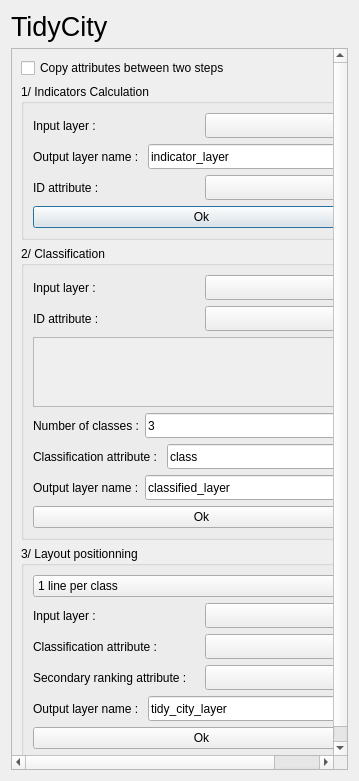
IGNF/NeatMap, file tidy_city_dialog_base.ui: the form before one commit.
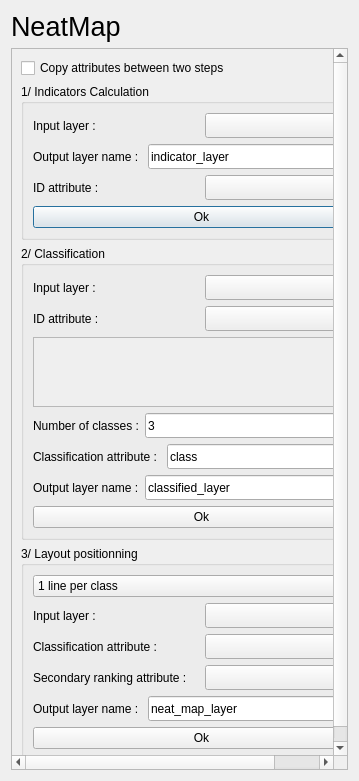
The form after the commit.

Commit message: Replacement of NeatMap instead of TidyCity

```diff
--- a/tidy_city_dialog_base.ui
+++ b/tidy_city_dialog_base.ui
@@ -22,7 +22,7 @@
       </font>
      </property>
      <property name="text">
-      <string>TidyCity</string>
+      <string>NeatMap</string>
      </property>
     </widget>
    </item>
@@ -39,7 +39,7 @@
        <rect>
         <x>0</x>
         <y>0</y>
-        <width>339</width>
+        <width>451</width>
         <height>761</height>
        </rect>
       </property>
@@ -429,7 +429,7 @@
                    </size>
                   </property>
                   <property name="text">
-                   <string>tidy_city_layer</string>
+                   <string>neat_map_layer</string>
                   </property>
                  </widget>
                 </item>
```
Left out of the diff: 2 changed lines with no effect on the pictures. The commit also changes 4 other files.
